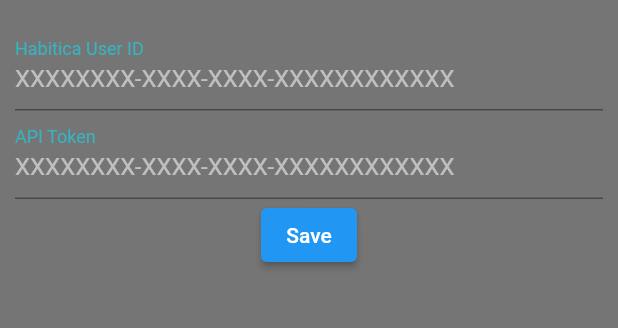
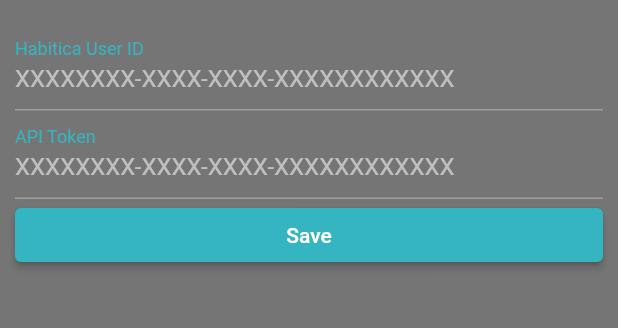
Before and after one commit to Zachatoo/habitica_assistant, a Flutter app: the screen it shows after launch, on a phone screen of 412 x 824 dp, the part 347-675 px from its top. Run offline on Flutter 3.47's test engine with Material 2 defaults, Android fonts, the phone set to English and light mode, and no system bars; our stand-ins replace flutter_secure_storage, sqflite; accounts and stored records are empty.

Commit message:
Minor theming updates.

```diff
--- a/lib/main.dart
+++ b/lib/main.dart
@@ -25,6 +25,7 @@
 
   final primaryColor = const Color(0xFF34B5C1); // teal 50
   final highlightColor = const Color(0xFF3BCAD7); // teal 100
+  final errorColor = const Color.fromARGB(255, 224, 118, 111);
   final greyColor = const Color.fromARGB(255, 49, 56, 58);
 
   Route<dynamic> _getRoute(RouteSettings settings) {
@@ -62,6 +63,7 @@
         theme: Theme.of(context).copyWith(
           primaryColor: primaryColor,
           highlightColor: highlightColor,
+          errorColor: errorColor,
           scaffoldBackgroundColor: Colors.black54,
           canvasColor: Colors.black,
           textTheme: const TextTheme().apply(
@@ -78,6 +80,12 @@
             floatingLabelBehavior: FloatingLabelBehavior.always,
             hintStyle: const TextStyle(color: Colors.white54),
             border: const UnderlineInputBorder(),
+            enabledBorder: const UnderlineInputBorder(
+              borderSide: BorderSide(color: Colors.grey),
+            ),
+            focusedBorder: UnderlineInputBorder(
+              borderSide: BorderSide(color: highlightColor),
+            ),
           ),
           listTileTheme: ListTileTheme.of(context).copyWith(
             textColor: Colors.white,
@@ -102,6 +110,9 @@
             unselectedItemColor: Colors.grey,
             selectedItemColor: primaryColor,
           ),
+          elevatedButtonTheme: ElevatedButtonThemeData(
+            style: ButtonStyle(backgroundColor: MaterialStateProperty.all<Color>(primaryColor)),
+          ),
           snackBarTheme: SnackBarThemeData(
             behavior: SnackBarBehavior.floating,
             actionTextColor: primaryColor,
--- a/lib/views/login_view.dart
+++ b/lib/views/login_view.dart
@@ -72,7 +72,7 @@
         key: _formKey,
         child: Container(
           padding: const EdgeInsets.only(left: 10, right: 10),
-          child: Column(
+          child: ListView(
             children: [
               Center(
                 child: Container(
--- a/lib/views/outfits/add_edit_battle_gear_view.dart
+++ b/lib/views/outfits/add_edit_battle_gear_view.dart
@@ -239,7 +239,7 @@
           ),
           ElevatedButton(
             onPressed: _handleSubmit,
-            child: const Text('Submit'),
+            child: const Text('Save'),
           ),
         ],
       ),
--- a/lib/views/outfits/add_edit_costume_view.dart
+++ b/lib/views/outfits/add_edit_costume_view.dart
@@ -288,7 +288,7 @@
           ),
           ElevatedButton(
             onPressed: _handleSubmit,
-            child: const Text('Submit'),
+            child: const Text('Save'),
           ),
         ],
       ),
```
